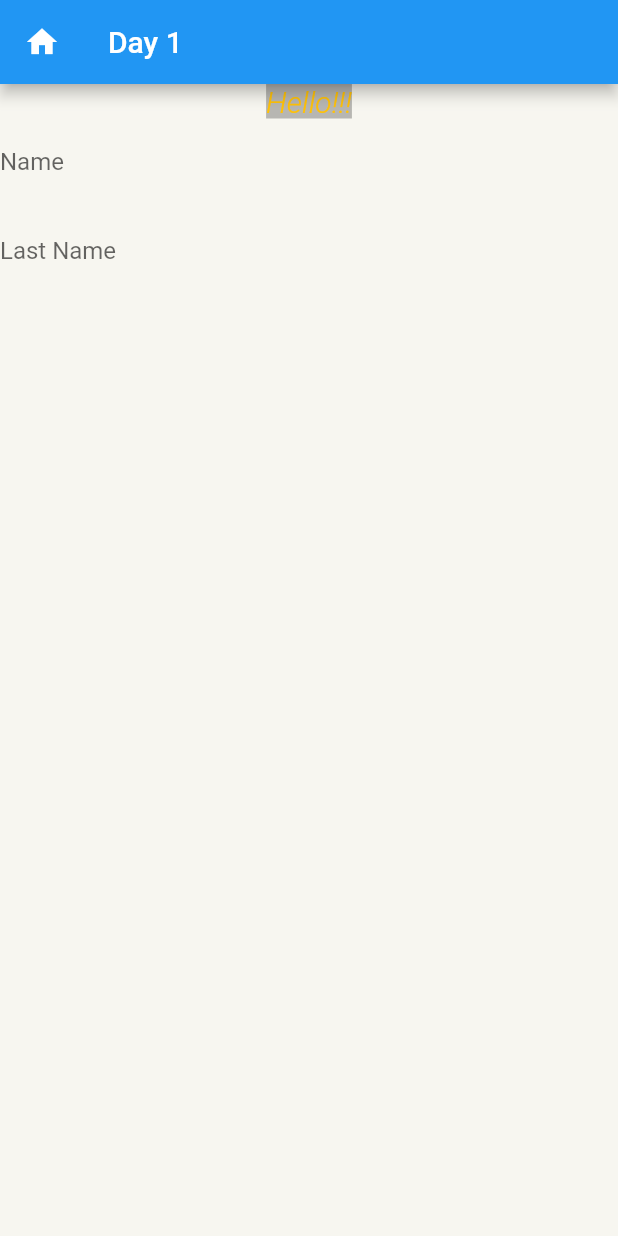
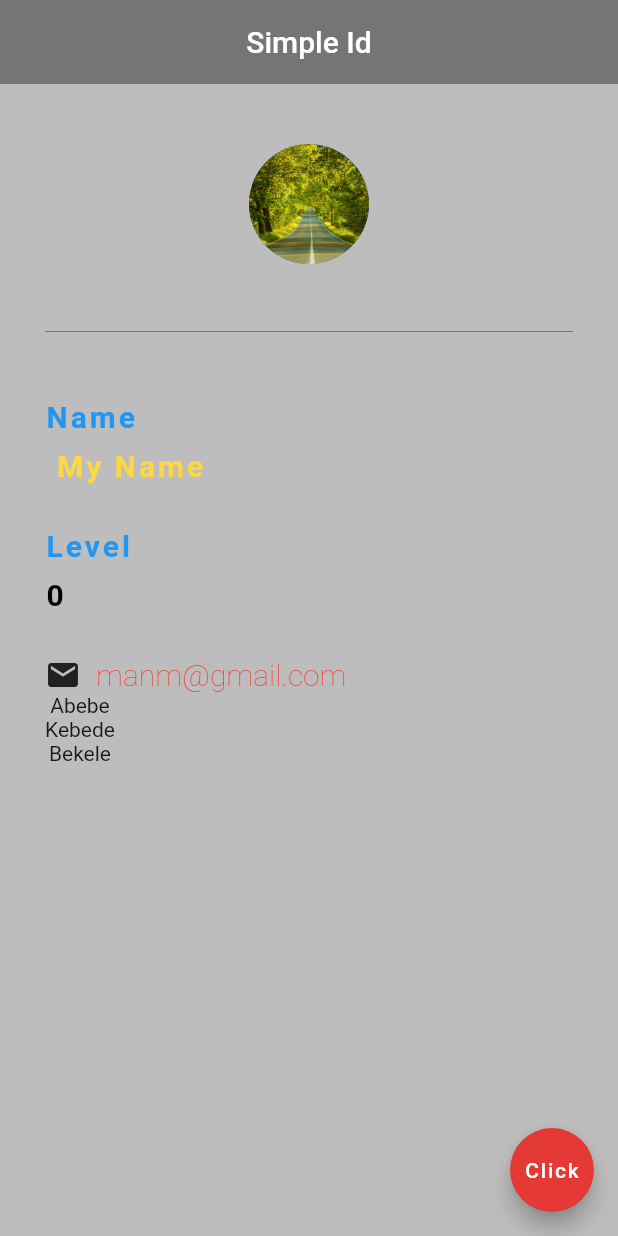
Before and after one commit to Destaritgithub/findwork, a Flutter app: the screen it shows after launch, on a phone screen of 412 x 824 dp. Run offline on Flutter 3.47's test engine with Material 2 defaults, Android fonts, the phone set to English and light mode, and no system bars.

Commit message:
Flutter Layoutes

```diff
--- a/myapp/lib/main.dart
+++ b/myapp/lib/main.dart
@@ -1,126 +1,127 @@
 import 'package:flutter/material.dart';
 
 void main() {
-  runApp(MyApp());
+  runApp(MaterialApp(
+    debugShowCheckedModeBanner: false,
+    home: MyApp(),
+  ));
 }
 
-class MyApp extends StatelessWidget {
-  const MyApp({super.key});
+class MyApp extends StatefulWidget {
+  @override
+  State<MyApp> createState() => _MyAppState();
+}
 
+class _MyAppState extends State<MyApp> {
+  int level = 0;
+  List<String> names = ['Abebe', 'Kebede', 'Bekele'];
   @override
   Widget build(BuildContext context) {
-    return MaterialApp(
-        title: 'App 1',
-        home: Scaffold(
-            backgroundColor: Color.fromARGB(255, 247, 246, 240),
-            appBar: AppBar(
-              title: Text('Day 1'),
-              leading: Icon(Icons.home),
+    return Scaffold(
+      backgroundColor: Colors.grey[400],
+      appBar: AppBar(
+        title: Text('Simple Id'),
+        backgroundColor: Colors.grey[600],
+        centerTitle: true,
+        elevation: 0.0,
+      ),
+      body: Padding(
+        padding: EdgeInsets.fromLTRB(30.0, 40.0, 30.0, 0.0),
+        child: Column(
+          crossAxisAlignment: CrossAxisAlignment.start,
+          children: [
+            Center(
+              child: CircleAvatar(
+                backgroundImage: AssetImage('assets/img1.jpg'),
+                radius: 40.0,
+              ),
             ),
-            body:Column(
+            Divider(
+              height: 90.0,
+              color: Colors.red,
+            ),
+            Text(
+              'Name',
+              style: TextStyle(
+                fontSize: 20.0,
+                color: Colors.blue,
+                fontWeight: FontWeight.bold,
+                letterSpacing: 2.0,
+              ),
+            ),
+            SizedBox(
+              height: 10.0,
+            ),
+            Text(
+              ' My Name',
+              style: TextStyle(
+                fontSize: 20.0,
+                color: Colors.amberAccent[200],
+                fontWeight: FontWeight.bold,
+                letterSpacing: 2.0,
+              ),
+            ),
+            SizedBox(
+              height: 30.0,
+            ),
+            Text(
+              'Level',
+              style: TextStyle(
+                fontSize: 20.0,
+                color: Colors.blue,
+                fontWeight: FontWeight.bold,
+                letterSpacing: 2.0,
+              ),
+            ),
+            SizedBox(
+              height: 10.0,
+            ),
+            Text(
+              '$level',
+              style: TextStyle(
+                fontSize: 20.0,
+                color: Colors.black,
+                fontWeight: FontWeight.bold,
+                letterSpacing: 2.0,
+              ),
+            ),
+            SizedBox(
+              height: 30.0,
+            ),
+            Row(
               children: [
-                 Text(
-                  "Hello!!!",
+                Icon(
+                  Icons.email,
+                  color: Colors.grey[900],
+                ),
+                SizedBox(
+                  width: 10,
+                ),
+                Text(
+                  'manm@gmail.com',
                   style: TextStyle(
-                      color: Colors.amber,
-                      fontSize: 20,
-                      fontWeight: FontWeight.w300,
-                      fontStyle: FontStyle.italic,
-                      backgroundColor: Colors.black26),
-                ),
-                Center(
-                 child: TextField(
-                    decoration: InputDecoration(
-                        border: InputBorder.none,
-                        labelText: 'Name',
-                        hintText: 'Enter your name'),
-                  ),
-                ),
-
-                 Center(
-                 child: TextField(
-                    decoration: InputDecoration(
-                        border: InputBorder.none,
-                        labelText: 'Last Name',
-                        hintText: 'Enter your Last name'),
+                    color: Colors.red,
+                    fontSize: 20.0,
+                    fontWeight: FontWeight.w100,
                   ),
                 )
-
               ],
+            ),
+            Column(
+              children: names.map((e) => Text(e)).toList()
             )
-
-            //Column and Row
-            // Column(
-            //   mainAxisAlignment: MainAxisAlignment.start,
-            //   crossAxisAlignment: CrossAxisAlignment.center,
-            //   mainAxisSize: MainAxisSize.max,
-            //   children: [
-            //     Container(
-            //       height: 50,
-            //       width: 90,
-            //       margin: EdgeInsets.all(5),
-            //       child: Text('Row1'),
-            //       alignment: Alignment.center,
-            //       decoration: BoxDecoration(
-            //         border: Border.all(width: 4, color: Colors.black12),
-            //          color: Colors.orange,
-            //          borderRadius: BorderRadius.circular(50)
-            //       ),
-            //     ),
-            //      Container(
-            //       height: 50,
-            //       width: 90,
-            //       margin: EdgeInsets.all(5),
-            //       child: Text('Row2'),
-            //       alignment: Alignment.center,
-            //       decoration: BoxDecoration(
-            //           border: Border.all(width: 4, color: Colors.black12),
-            //           color: Colors.blueGrey,
-            //           borderRadius: BorderRadius.circular(50)),
-            //     ),
-            //      Container(
-            //       height: 50,
-            //       width: 90,
-            //       margin: EdgeInsets.all(5),
-            //       child: Text('Row 3'),
-            //       alignment: Alignment.center,
-            //       decoration: BoxDecoration(
-            //           border: Border.all(width: 4, color: Colors.black12),
-            //           color: Color.fromARGB(255, 255, 0, 0),
-            //           borderRadius: BorderRadius.circular(50)),
-            //     ),
-            //      Container(
-            //       height: 50,
-            //       width: 90,
-            //       margin: EdgeInsets.all(5),
-            //       child: Text('Row 4'),
-            //       alignment: Alignment.center,
-            //       decoration: BoxDecoration(
-            //           border: Border.all(width: 4, color: Colors.black12),
-            //           color: Color.fromARGB(255, 85, 0, 255),
-            //           borderRadius: BorderRadius.circular(50)),
-            //     ),
-            //   ],
-            // )
-            //Container widget and its property
-            //  Container(
-            //   //color: Colors.blueGrey,
-            //   height: 100,
-            //   width: 100,
-            //   margin: EdgeInsets.all(100),
-            //   alignment: Alignment.center,
-            //   child: Text("Container"),
-
-            //   decoration: BoxDecoration(
-            //       border: Border.all(width: 4, color: Colors.black),
-            //       color: Colors.blueGrey,
-            //       borderRadius: BorderRadius.circular(50),
-            //       boxShadow: [
-            //         BoxShadow(color: Colors.orange, offset: Offset(6.0, 6.0))
-            //       ]),
-            //   transform: Matrix4.rotationZ(0.1),
-            //   constraints: BoxConstraints.expand(height: 10.0),
-            // ),
-            ));
+          ],
+        ),
+      ),
+      floatingActionButton: FloatingActionButton(
+        onPressed: () {
+          setState(() {
+            level += 100;
+          });
+        },
+        child: Text('Click'),
+        backgroundColor: Colors.red[600],
+      ),
+    );
   }
 }
```
Also changed, not shown: myapp/pubspec.yaml (+2 -5 lines), myapp/assets/img1.jpg (added), myapp/assets/img3.jpg (added), 1 other file.
